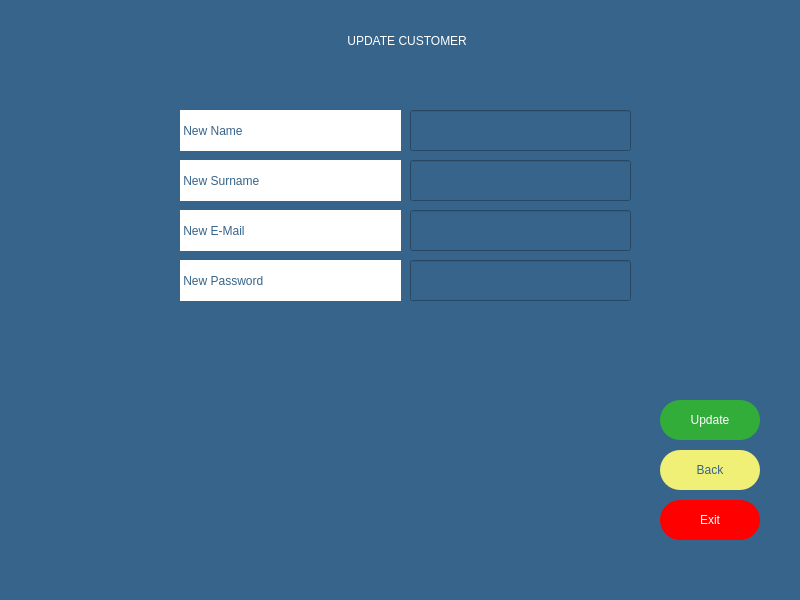
This is updatepage.ui in melihorhanyilmaz/Project as Qt 5 draws it before an edit. The edited form follows.
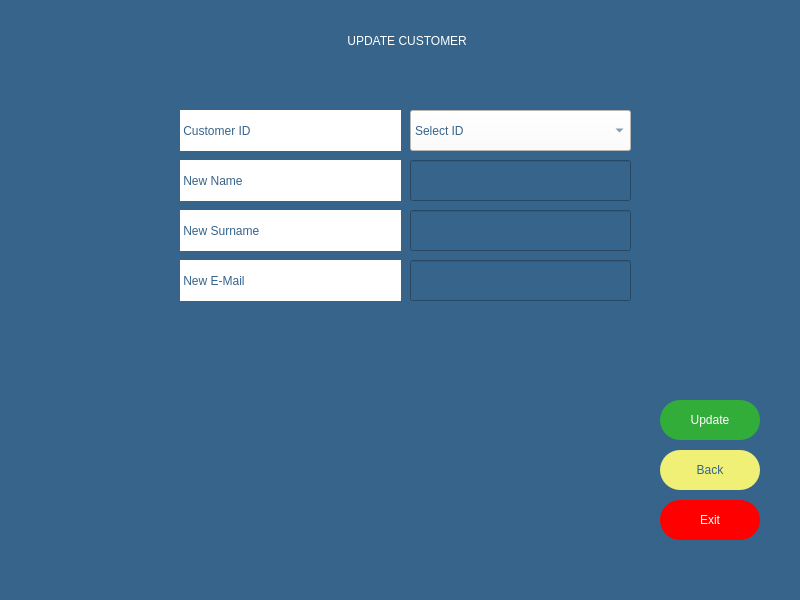
This is the edited form.

The edit to the form file:
```diff
--- a/updatepage.ui
+++ b/updatepage.ui
@@ -17,31 +17,11 @@
    <string notr="true">background-color: rgb(54, 100, 139);</string>
   </property>
   <widget class="QWidget" name="centralwidget">
-   <widget class="QLineEdit" name="li_newpassword">
-    <property name="geometry">
-     <rect>
-      <x>410</x>
-      <y>260</y>
-      <width>221</width>
-      <height>41</height>
-     </rect>
-    </property>
-    <property name="styleSheet">
-     <string notr="true">color: rgb(255, 255, 255);
-font: 63 14pt &quot;Montserrat SemiBold&quot;;</string>
-    </property>
-    <property name="inputMask">
-     <string>9999999</string>
-    </property>
-    <property name="maxLength">
-     <number>7</number>
-    </property>
-   </widget>
    <widget class="QLineEdit" name="li_email">
     <property name="geometry">
      <rect>
       <x>410</x>
-      <y>210</y>
+      <y>260</y>
       <width>221</width>
       <height>41</height>
      </rect>
@@ -61,7 +41,7 @@
     <property name="geometry">
      <rect>
       <x>410</x>
-      <y>160</y>
+      <y>210</y>
       <width>221</width>
       <height>41</height>
      </rect>
@@ -75,7 +55,7 @@
     <property name="geometry">
      <rect>
       <x>180</x>
-      <y>160</y>
+      <y>210</y>
       <width>221</width>
       <height>41</height>
      </rect>
@@ -106,7 +86,7 @@
     <property name="geometry">
      <rect>
       <x>180</x>
-      <y>110</y>
+      <y>160</y>
       <width>221</width>
       <height>41</height>
      </rect>
@@ -124,7 +104,7 @@
     <property name="geometry">
      <rect>
       <x>180</x>
-      <y>210</y>
+      <y>260</y>
       <width>221</width>
       <height>41</height>
      </rect>
@@ -185,24 +165,6 @@
      <bool>false</bool>
     </property>
    </widget>
-   <widget class="QLabel" name="la_new_password">
-    <property name="geometry">
-     <rect>
-      <x>180</x>
-      <y>260</y>
-      <width>221</width>
-      <height>41</height>
-     </rect>
-    </property>
-    <property name="styleSheet">
-     <string notr="true">color: rgb(54, 100, 139);
-background-color: rgb(255, 255, 255);
-font: 63 14pt &quot;Montserrat SemiBold&quot;;</string>
-    </property>
-    <property name="text">
-     <string> New Password</string>
-    </property>
-   </widget>
    <widget class="QPushButton" name="B_back">
     <property name="geometry">
      <rect>
@@ -250,7 +212,7 @@
     <property name="geometry">
      <rect>
       <x>410</x>
-      <y>110</y>
+      <y>160</y>
       <width>221</width>
       <height>41</height>
      </rect>
@@ -263,6 +225,44 @@
      <string/>
     </property>
    </widget>
+   <widget class="QComboBox" name="c_id">
+    <property name="geometry">
+     <rect>
+      <x>410</x>
+      <y>110</y>
+      <width>221</width>
+      <height>41</height>
+     </rect>
+    </property>
+    <property name="styleSheet">
+     <string notr="true">color: rgb(54, 100, 139);
+background-color: rgb(255, 255, 255);
+font: 63 14pt &quot;Montserrat SemiBold&quot;;</string>
+    </property>
+    <item>
+     <property name="text">
+      <string>Select ID</string>
+     </property>
+    </item>
+   </widget>
+   <widget class="QLabel" name="la_id">
+    <property name="geometry">
+     <rect>
+      <x>180</x>
+      <y>110</y>
+      <width>221</width>
+      <height>41</height>
+     </rect>
+    </property>
+    <property name="styleSheet">
+     <string notr="true">color: rgb(54, 100, 139);
+background-color: rgb(255, 255, 255);
+font: 63 14pt &quot;Montserrat SemiBold&quot;;</string>
+    </property>
+    <property name="text">
+     <string> Customer ID</string>
+    </property>
+   </widget>
   </widget>
   <widget class="QMenuBar" name="menubar">
    <property name="geometry">
@@ -270,7 +270,7 @@
      <x>0</x>
      <y>0</y>
      <width>800</width>
-     <height>26</height>
+     <height>21</height>
     </rect>
    </property>
   </widget>
```
